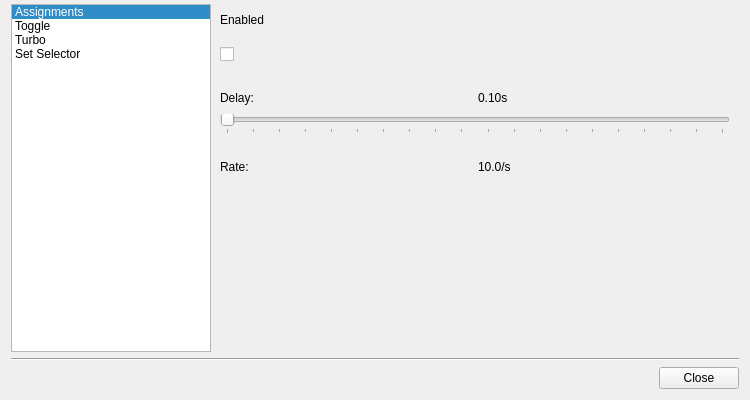
Qt form src/advancebuttondialog.ui (AntiMicroX/antimicrox) before a commit.
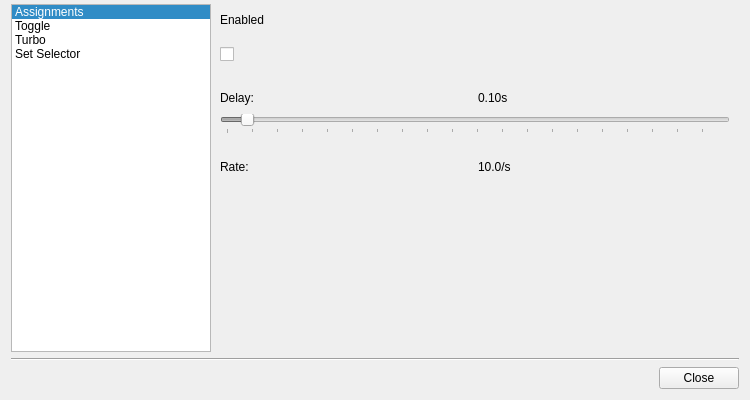
The same form after that commit. The open tabs and pages were chosen to show the change. Icons and pictures are not drawn.

Commit message: Changed GUI for Turbo to allow users to specify the turbo delay in hundredths of a millisecond. Changed minimum value to 0.02 sec.

```diff
--- a/src/advancebuttondialog.ui
+++ b/src/advancebuttondialog.ui
@@ -779,13 +779,16 @@
             </sizepolicy>
            </property>
            <property name="minimum">
-            <number>1</number>
+            <number>2</number>
            </property>
            <property name="maximum">
-            <number>20</number>
+            <number>200</number>
            </property>
            <property name="pageStep">
-            <number>5</number>
+            <number>10</number>
+           </property>
+           <property name="value">
+            <number>10</number>
            </property>
            <property name="tracking">
             <bool>true</bool>
@@ -803,7 +806,7 @@
             <enum>QSlider::TicksBelow</enum>
            </property>
            <property name="tickInterval">
-            <number>1</number>
+            <number>10</number>
            </property>
           </widget>
          </item>
```
The commit also changes 2 other files.
